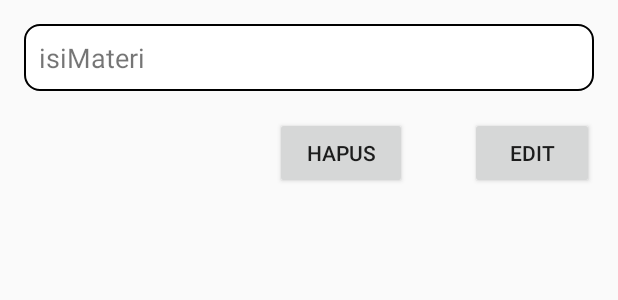
After one commit to galihpw/simak, an Android app: the layout dialog_materi.xml on its own in the app's theme, with its tools: preview values and no code run, on a phone screen of 412 x 824 dp. The commit adds this screen. Shown: the top 300 px of the screen. Run offline under Robolectric (Android 15) with nearby library versions, the phone set to English and light mode, and no system bars; network calls fail.

Commit message:
Tugas PLA Direktorak TIK

```diff
--- a/app/src/main/AndroidManifest.xml
+++ b/app/src/main/AndroidManifest.xml
@@ -48,7 +48,11 @@
         <activity
             android:name=".RekapAbsensi"
             android:label="Rekap Absensi"
-            android:screenOrientation="landscape"/>
+            android:screenOrientation="landscape" />
+        <activity
+            android:name=".MateriActivity"
+            android:label="Materi"
+            android:screenOrientation="portrait"/>
     </application>
 
 </manifest>
--- a/app/src/main/java/com/galihpw/simak/adapter/MhsAdapter.java
+++ b/app/src/main/java/com/galihpw/simak/adapter/MhsAdapter.java
@@ -9,7 +9,6 @@ import android.view.View;
 import android.view.ViewGroup;
 import android.widget.BaseAdapter;
 import android.widget.ImageView;
-import android.widget.LinearLayout;
 import android.widget.TextView;
 
 import com.android.volley.RequestQueue;
--- a/app/src/main/java/com/galihpw/simak/config/Config.java
+++ b/app/src/main/java/com/galihpw/simak/config/Config.java
@@ -44,6 +44,11 @@ public class Config {
     public static final String KEY_FB_MHS = "facebook_mhs";
     public static final String KEY_TW_MHS = "twitter_mhs";
 
+    //Materi
+    public static final String KEY_ISI_MATERI = "isi_materi";
+    public static final String KEY_ISI_UPDATE_MATERI = "isi_update_materi";
+
+
     //Catch JSON result
     public static final String JSON_ARRAY = "result";
 
--- a/app/src/main/res/layout/dialog_forum.xml
+++ b/app/src/main/res/layout/dialog_forum.xml
@@ -1,7 +1,5 @@
 <?xml version="1.0" encoding="utf-8"?>
 <RelativeLayout xmlns:android="http://schemas.android.com/apk/res/android"
-    xmlns:app="http://schemas.android.com/apk/res-auto"
-    xmlns:tools="http://schemas.android.com/tools"
     android:layout_width="wrap_content"
     android:layout_height="wrap_content"
     android:focusable="true"
--- /dev/null
+++ b/app/src/main/res/layout/dialog_materi.xml
@@ -0,0 +1,83 @@
+<?xml version="1.0" encoding="utf-8"?>
+<RelativeLayout xmlns:android="http://schemas.android.com/apk/res/android"
+    xmlns:tools="http://schemas.android.com/tools"
+    android:layout_width="match_parent"
+    android:layout_height="wrap_content"
+    android:paddingBottom="@dimen/activity_vertical_margin"
+    android:paddingLeft="@dimen/activity_horizontal_margin"
+    android:paddingRight="@dimen/activity_horizontal_margin"
+    android:paddingTop="@dimen/activity_vertical_margin"
+    android:focusable="true"
+    android:focusableInTouchMode="true">
+
+    <ViewSwitcher
+        android:id="@+id/swMateri"
+        android:layout_width="match_parent"
+        android:layout_height="wrap_content"
+        android:layout_alignParentTop="true"
+        android:layout_alignParentLeft="true"
+        android:layout_alignParentStart="true"
+        android:inAnimation="@android:anim/slide_in_left">
+
+        <TextView
+            android:layout_width="match_parent"
+            android:layout_height="match_parent"
+            android:id="@+id/tvMateri"
+            android:background="@drawable/border"
+            tools:text="isiMateri"
+            android:paddingTop="10dp"
+            android:paddingRight="10dp"
+            android:paddingLeft="10dp"
+            android:paddingBottom="10dp"
+            android:textSize="18sp" />
+
+        <EditText
+            android:layout_width="match_parent"
+            android:layout_height="match_parent"
+            android:id="@+id/edtMateri"
+            android:background="@drawable/border"
+            android:paddingTop="10dp"
+            android:paddingRight="10dp"
+            android:paddingLeft="10dp"
+            android:paddingBottom="10dp"
+            android:textSize="18sp"/>
+
+    </ViewSwitcher>
+
+    <ViewSwitcher
+        android:id="@+id/swEdit"
+        android:layout_width="wrap_content"
+        android:layout_height="wrap_content"
+        android:layout_marginLeft="42dp"
+        android:layout_marginStart="42dp"
+        android:inAnimation="@android:anim/slide_in_left"
+        android:layout_marginTop="17dp"
+        android:layout_below="@+id/swMateri"
+        android:layout_toRightOf="@+id/bhMateri"
+        android:layout_toEndOf="@+id/bhMateri">
+
+        <Button
+            android:text="Edit"
+            android:layout_width="match_parent"
+            android:layout_height="match_parent"
+            android:id="@+id/beMateri" />
+
+        <Button
+            android:text="Simpan"
+            android:layout_width="match_parent"
+            android:layout_height="match_parent"
+            android:id="@+id/bsMateri" />
+    </ViewSwitcher>
+
+    <Button
+        android:text="Hapus"
+        android:layout_width="wrap_content"
+        android:layout_height="wrap_content"
+        android:layout_marginLeft="167dp"
+        android:layout_marginStart="167dp"
+        android:id="@+id/bhMateri"
+        android:layout_alignBaseline="@+id/swEdit"
+        android:layout_alignBottom="@+id/swEdit"
+        android:layout_alignParentLeft="true"
+        android:layout_alignParentStart="true" />
+</RelativeLayout>
```
Also changed, not shown: app/src/main/java/com/galihpw/simak/ForumActivity.java (+4 -4 lines), app/src/main/java/com/galihpw/simak/MainActivity.java (+7 -0 lines), app/src/main/java/com/galihpw/simak/MateriActivity.java (added, +349 -0 lines), app/src/main/java/com/galihpw/simak/Mhs.java (+4 -4 lines), app/src/main/java/com/galihpw/simak/RekapAbsensi.java (+0 -49 lines), app/src/main/java/com/galihpw/simak/Topik.java (+7 -7 lines), app/src/main/res/layout/materi.xml (added, +82 -0 lines).
